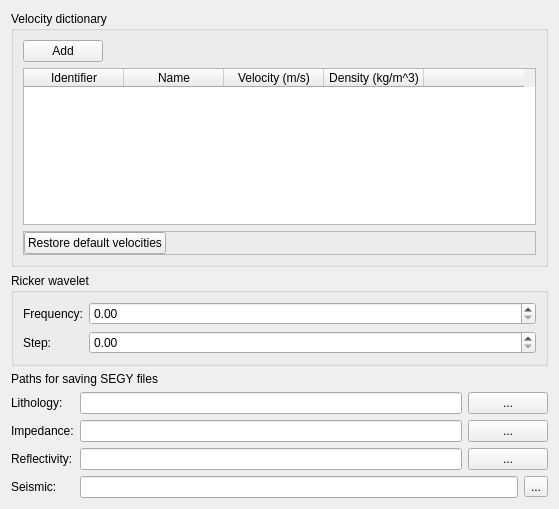
Before: the Qt Designer form console/SegyCreationPage.ui in feliperails/syntheticseis, drawn with Qt 5.
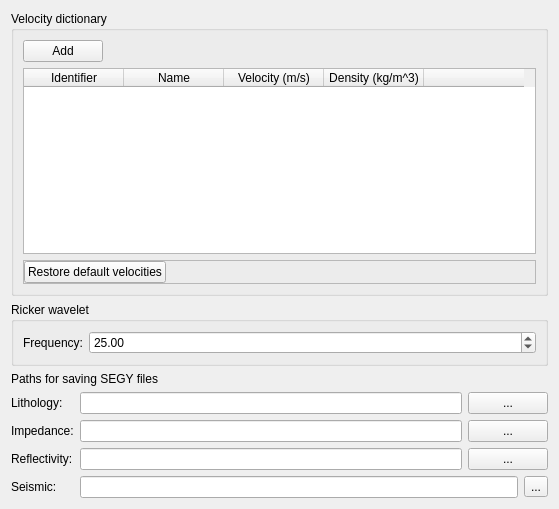
After: the same form once the commit is applied.

```diff
--- a/console/SegyCreationPage.ui
+++ b/console/SegyCreationPage.ui
@@ -150,18 +150,11 @@
           <verstretch>0</verstretch>
          </sizepolicy>
         </property>
-       </widget>
-      </item>
-      <item row="1" column="0">
-       <widget class="QLabel" name="label_3">
-        <property name="text">
-         <string>Step:</string>
+        <property name="value">
+         <double>25.000000000000000</double>
         </property>
        </widget>
       </item>
-      <item row="1" column="1">
-       <widget class="QDoubleSpinBox" name="rickerWaveletStepDoubleSpinBox"/>
-      </item>
      </layout>
     </widget>
    </item>
```
